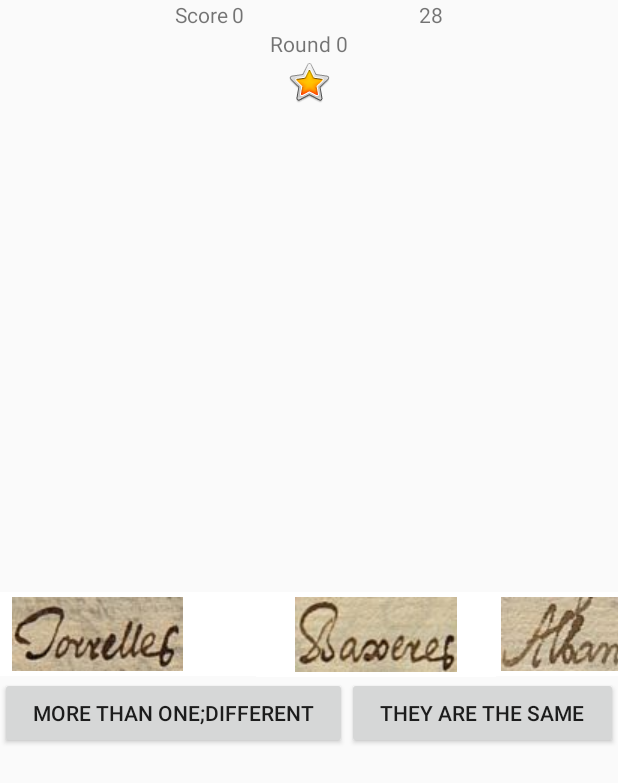
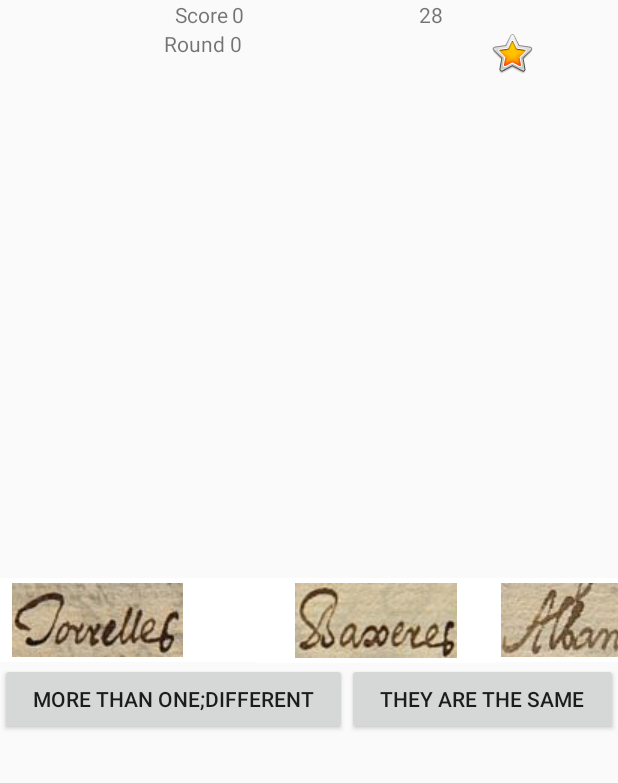
Before and after one commit to JaChiKore/cvc-game-hunting-words, an Android app: the fragment DifferenceGame shown on its own in the app's theme, on a phone screen of 412 x 824 dp. Shown: the top 783 px of the screen. Run offline under Robolectric (Android 15) with nearby library versions, the phone set to English and light mode, and no system bars; our stand-ins replace ButterKnife.

Commit message:
Moved star icon

```diff
--- a/app/src/main/res/layout/difference_game.xml
+++ b/app/src/main/res/layout/difference_game.xml
@@ -62,13 +62,14 @@
                 android:layout_height="wrap_content"
                 android:layout_weight="1"
                 android:text="0" />
+
+            <ImageView
+                android:id="@+id/image_ok_or_fail"
+                android:layout_width="wrap_content"
+                android:layout_height="wrap_content"
+                android:layout_weight="1"
+                android:src="@android:drawable/btn_star_big_on" />
         </LinearLayout>
-
-        <ImageView
-            android:id="@+id/image_ok_or_fail"
-            android:layout_width="match_parent"
-            android:layout_height="wrap_content"
-            android:src="@android:drawable/btn_star_big_on" />
 
     </LinearLayout>
 
```
